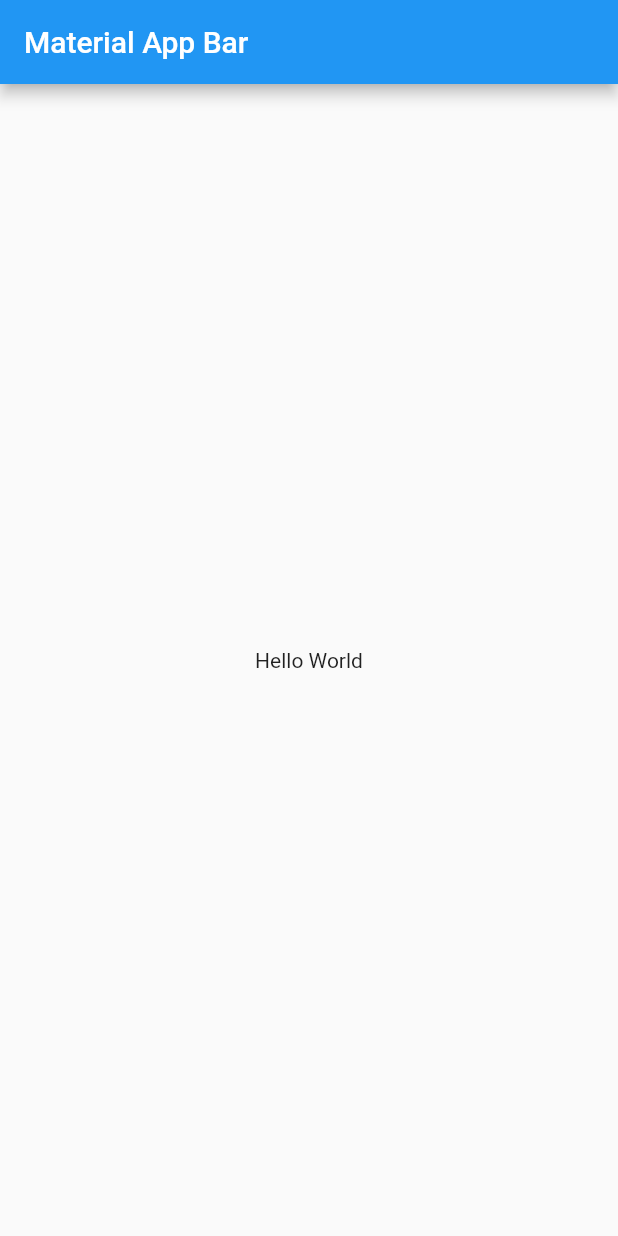
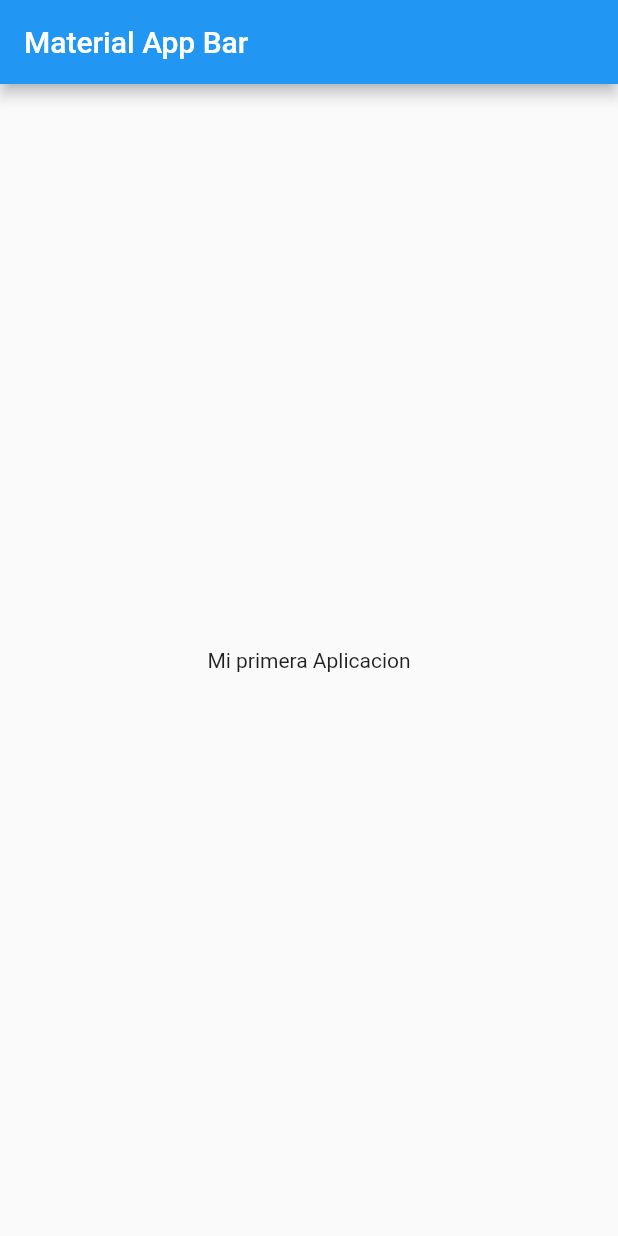
Before and after one commit to carlostic26/example, a Flutter app: the screen it shows after launch, on a phone screen of 412 x 824 dp. Run offline on Flutter 3.47's test engine with Material 2 defaults, Android fonts, the phone set to English and light mode, and no system bars.

Commit message:
cambio denombre txt bienvenida

```diff
--- a/lib/main.dart
+++ b/lib/main.dart
@@ -13,7 +13,7 @@ class MyApp extends StatelessWidget {
         ),
         body: Center(
           child: Container(
-            child: Text('Hello World'),
+            child: Text('Mi primera Aplicacion'),
           ),
         ),
       ),
```
